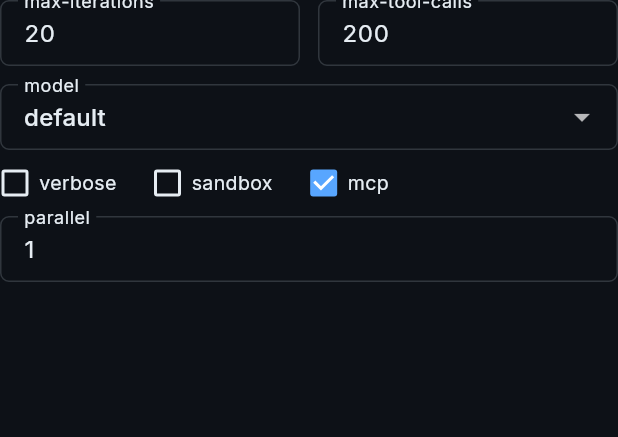
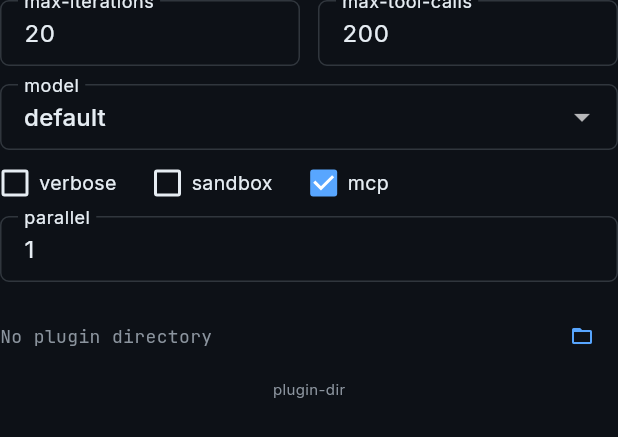
Before and after one commit to lofari/golem, a Flutter app: the _ConfigForm widget shown alone on an empty page, opened directly with empty values, on a phone screen of 412 x 824 dp. Shown: the top 437 px of the screen. Run offline on Flutter 3.47's test engine with Material 3 defaults, Android fonts, the phone set to English and light mode, and no system bars; our stand-ins replace flutter_riverpod, google_fonts; missing offline and left inert: xterm; network calls fail.

Commit message:
feat(ui): add plugin directory picker to settings dialog
Co-Authored-By: Claude Opus 4.6 <noreply@anthropic.com>

```diff
--- a/ui/flutter/lib/views/settings_dialog.dart
+++ b/ui/flutter/lib/views/settings_dialog.dart
@@ -1,3 +1,4 @@
+import 'package:file_picker/file_picker.dart';
 import 'package:flutter/material.dart';
 import 'package:flutter_riverpod/flutter_riverpod.dart';
 import '../models/process.dart';
@@ -130,6 +131,7 @@ class _ConfigForm extends StatelessWidget {
         mcp: config.mcp,
         parallel: config.parallel,
         model: config.model,
+        pluginDir: config.pluginDir,
       );
 
   @override
@@ -216,6 +218,64 @@ class _ConfigForm extends StatelessWidget {
               onChanged(c);
             },
           ),
+          const SizedBox(height: 12),
+          Row(
+            children: [
+              Expanded(
+                child: Text(
+                  config.pluginDir.isEmpty ? 'No plugin directory' : config.pluginDir,
+                  style: TextStyle(
+                    fontSize: 12,
+                    color: config.pluginDir.isEmpty
+                        ? GolemTheme.textSecondary
+                        : GolemTheme.textPrimary,
+                    fontFamily: 'JetBrains Mono',
+                  ),
+                  overflow: TextOverflow.ellipsis,
+                ),
+              ),
+              const SizedBox(width: 8),
+              if (config.pluginDir.isNotEmpty)
+                IconButton(
+                  icon: const Icon(Icons.clear, size: 16),
+                  color: GolemTheme.textSecondary,
+                  onPressed: () {
+                    final c = _copy();
+                    c.pluginDir = '';
+                    onChanged(c);
+                  },
+                  tooltip: 'Clear plugin directory',
+                  splashRadius: 14,
+                  padding: EdgeInsets.zero,
+                  constraints: const BoxConstraints(minWidth: 28, minHeight: 28),
+                ),
+              IconButton(
+                icon: const Icon(Icons.folder_open, size: 16),
+                color: GolemTheme.accent,
+                onPressed: () async {
+                  final result = await FilePicker.platform.getDirectoryPath(
+                    dialogTitle: 'Select Plugin Directory',
+                  );
+                  if (result != null) {
+                    final c = _copy();
+                    c.pluginDir = result;
+                    onChanged(c);
+                  }
+                },
+                tooltip: 'Browse for plugin directory',
+                splashRadius: 14,
+                padding: EdgeInsets.zero,
+                constraints: const BoxConstraints(minWidth: 28, minHeight: 28),
+              ),
+            ],
+          ),
+          Padding(
+            padding: const EdgeInsets.only(top: 4),
+            child: Text(
+              'plugin-dir',
+              style: TextStyle(fontSize: 10, color: GolemTheme.textSecondary),
+            ),
+          ),
         ],
       ),
     );
```
